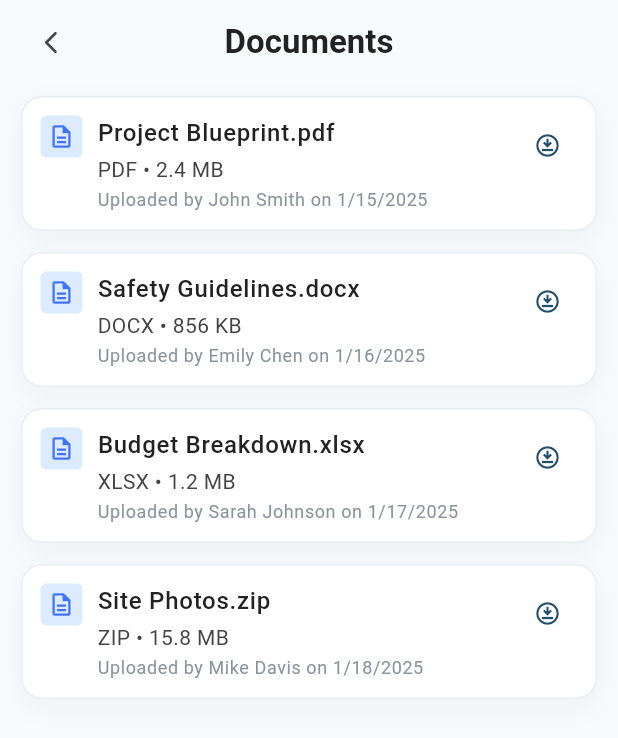
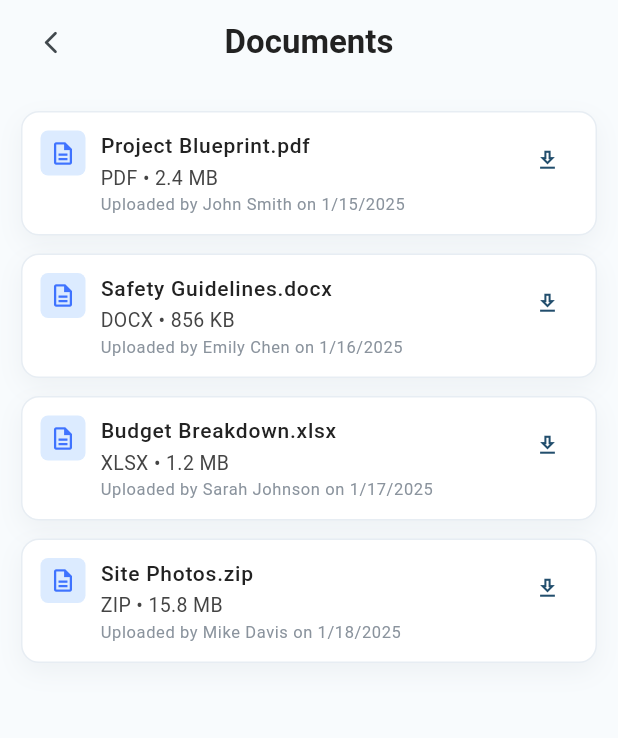
Before and after one commit to mdalifkhandev/finis-pro-dart, a Flutter app: the CompanyDocumentsScreen screen opened directly, on a phone screen of 412 x 824 dp. Shown: the top 738 px of the screen. Run offline on Flutter 3.47's test engine with Material 3 defaults, Android fonts, the light colour scheme and no system bars.

Commit message:
Refine document screens and routing

```diff
--- a/lib/screens/company_documents_screen.dart
+++ b/lib/screens/company_documents_screen.dart
@@ -40,7 +40,7 @@ class CompanyDocumentsScreen extends StatelessWidget {
                   ],
                 ),
               ),
-              const SizedBox(height: 18),
+              const SizedBox(height: 28),
               Expanded(
                 child: ListView(
                   padding: EdgeInsets.zero,
@@ -92,11 +92,11 @@ class _DocumentCard extends StatelessWidget {
     final theme = Theme.of(context);
 
     return Container(
-      margin: const EdgeInsets.only(bottom: 14),
+      margin: const EdgeInsets.only(bottom: 12),
       padding: const EdgeInsets.fromLTRB(12, 12, 12, 12),
       decoration: BoxDecoration(
         color: Colors.white,
-        borderRadius: BorderRadius.circular(14),
+        borderRadius: BorderRadius.circular(12),
         border: Border.all(color: const Color(0xFFE7EDF3)),
         boxShadow: const [
           BoxShadow(
@@ -110,11 +110,11 @@ class _DocumentCard extends StatelessWidget {
         crossAxisAlignment: CrossAxisAlignment.start,
         children: [
           Container(
-            width: 28,
-            height: 28,
+            width: 30,
+            height: 30,
             decoration: BoxDecoration(
               color: const Color(0xFFDCEBFF),
-              borderRadius: BorderRadius.circular(4),
+              borderRadius: BorderRadius.circular(5),
             ),
             child: const Icon(
               Icons.description_outlined,
@@ -132,34 +132,37 @@ class _DocumentCard extends StatelessWidget {
                   style: theme.textTheme.bodyLarge?.copyWith(
                     color: const Color(0xFF222222),
                     fontWeight: FontWeight.w500,
+                    fontSize: 14,
                   ),
                 ),
-                const SizedBox(height: 2),
+                const SizedBox(height: 1),
                 Text(
                   typeAndSize,
                   style: theme.textTheme.bodyMedium?.copyWith(
                     color: const Color(0xFF444444),
+                    fontSize: 13,
                   ),
                 ),
-                const SizedBox(height: 2),
+                const SizedBox(height: 1),
                 Text(
                   uploadedBy,
                   style: theme.textTheme.bodySmall?.copyWith(
                     color: const Color(0xFF8A939D),
+                    fontSize: 11,
                   ),
                 ),
               ],
             ),
           ),
-          const SizedBox(width: 8),
+          const SizedBox(width: 6),
           IconButton(
             onPressed: () {},
-            constraints: const BoxConstraints.tightFor(width: 24, height: 24),
+            constraints: const BoxConstraints.tightFor(width: 22, height: 22),
             padding: EdgeInsets.zero,
             visualDensity: VisualDensity.compact,
             icon: const Icon(
-              Icons.download_for_offline_outlined,
-              size: 18,
+              Icons.download_outlined,
+              size: 17,
               color: Color(0xFF224E6D),
             ),
           ),
--- a/lib/screens/project_details_screen.dart
+++ b/lib/screens/project_details_screen.dart
@@ -1,6 +1,7 @@
 import 'package:flutter/material.dart';
 
 import 'create_project_screen.dart';
+import 'company_documents_screen.dart';
 import 'floor_room_setup_screen.dart';
 import 'project_analysis_screen.dart';
 import 'project_budget_details_screen.dart';
@@ -302,7 +303,18 @@ class ProjectDetailsScreen extends StatelessWidget {
                               },
                             ),
                             _ProjectMenuTile(label: 'Task'),
-                            _ProjectMenuTile(label: 'Document', isLast: true),
+                            _ProjectMenuTile(
+                              label: 'Document',
+                              isLast: true,
+                              onTap: () {
+                                Navigator.of(context).push(
+                                  MaterialPageRoute<void>(
+                                    builder: (context) =>
+                                        const CompanyDocumentsScreen(),
+                                  ),
+                                );
+                              },
+                            ),
                           ],
                         ),
                       ),
```
